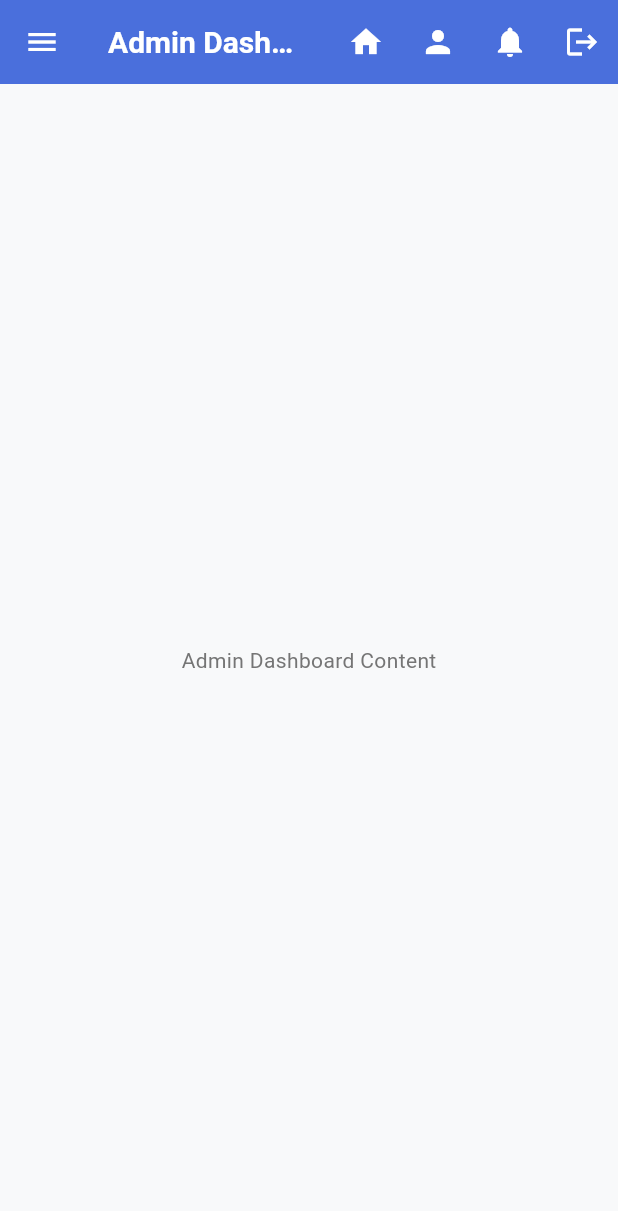
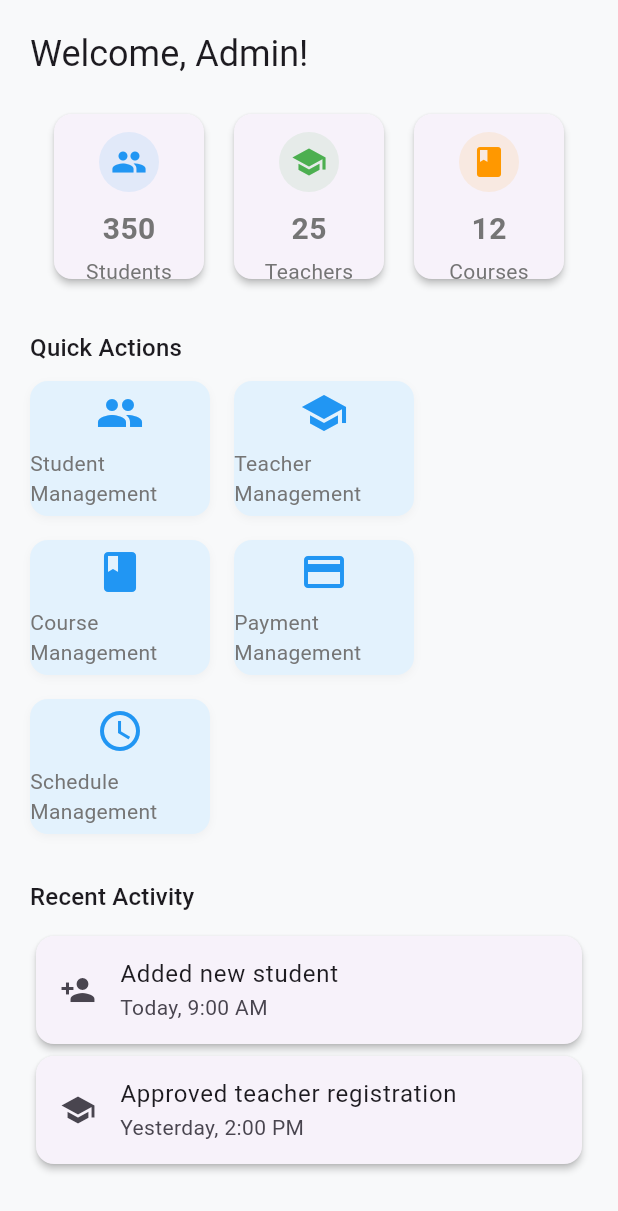
Before and after one commit to ismai402/EduTutor-MobileApp, a Flutter app: the AdminDashboard screen opened by its route, on a phone screen of 412 x 824 dp. Shown: the top 1211 px of the screen. Run offline on Flutter 3.47's test engine with Material 3 defaults, Android fonts, the phone set to English and light mode, and no system bars; our stand-ins replace cloud_firestore, firebase_auth, firebase_core; accounts and stored records are empty.

Commit message:
4th commit

```diff
--- a/lib/screens/admin/admin_dashboard.dart
+++ b/lib/screens/admin/admin_dashboard.dart
@@ -1,7 +1,6 @@
+// ignore_for_file: prefer_const_literals_to_create_immutables, prefer_const_constructors, deprecated_member_use
+
 import 'package:flutter/material.dart';
-import 'package:provider/provider.dart';
-import '../../providers/auth_provider.dart';
-import '../../routes/app_routes.dart';
 
 class AdminDashboard extends StatelessWidget {
   const AdminDashboard({super.key});
@@ -9,80 +8,185 @@ class AdminDashboard extends StatelessWidget {
   @override
   Widget build(BuildContext context) {
     return Scaffold(
-      appBar: AppBar(
-        title: const Text('Admin Dashboard'),
-        actions: [
-          IconButton(
-            onPressed: () {},
-            icon: const Icon(Icons.home),
-            tooltip: 'Home',
+      body: SingleChildScrollView(
+        padding: const EdgeInsets.all(20.0),
+        child: Column(
+          crossAxisAlignment: CrossAxisAlignment.start,
+          children: [
+            Text(
+              'Welcome, Admin!',
+              style: Theme.of(context).textTheme.headlineSmall,
             ),
-          IconButton(
-            onPressed: () {},
-            icon: const Icon(Icons.person),
-            tooltip: 'Profile',
+            const SizedBox(height: 20),
+            Row(
+              mainAxisAlignment: MainAxisAlignment.spaceEvenly,
+              children: [
+                AdminStatCard(
+                  icon: Icons.people,
+                  label: 'Students',
+                  value: '350', // Replace with dynamic value
+                  color: Colors.blue,
                 ),
-          IconButton(
-            onPressed: () {},
-            icon: const Icon(Icons.notifications),
-            tooltip: 'Notifications',
+                AdminStatCard(
+                  icon: Icons.school,
+                  label: 'Teachers',
+                  value: '25', // Replace with dynamic value
+                  color: Colors.green,
                 ),
-          IconButton(
-            onPressed: () {
-              Provider.of<AuthProvider>(context, listen: false).logout();
-              Navigator.pushReplacementNamed(context, AppRoutes.login);
-            },
-            icon: const Icon(Icons.logout),
-            tooltip: 'Logout',
+                AdminStatCard(
+                  icon: Icons.book,
+                  label: 'Courses',
+                  value: '12', // Replace with dynamic value
+                  color: Colors.orange,
                 ),
               ],
             ),
-      drawer: Drawer(
-        child: ListView(
-          padding: EdgeInsets.zero,
+            const SizedBox(height: 30),
+            Text(
+              'Quick Actions',
+              style: Theme.of(context).textTheme.titleMedium,
+            ),
+            const SizedBox(height: 10),
+            Wrap(
+              spacing: 16,
+              runSpacing: 16,
               children: [
-            const DrawerHeader(
-              decoration: BoxDecoration(
-                color: Colors.blue,
-              ),
-              child: Text(
-                'Admin Panel',
-                style: TextStyle(color: Colors.white, fontSize: 24),
-              ),
-            ),
-            ListTile(
-              leading: const Icon(Icons.people),
-              title: const Text('Student Management'),
+                AdminQuickAction(
+                  icon: Icons.people,
+                  label: 'Student Management',
                   onTap: () {},
                 ),
-            ListTile(
-              leading: const Icon(Icons.school),
-              title: const Text('Teacher Management'),
+                AdminQuickAction(
+                  icon: Icons.school,
+                  label: 'Teacher Management',
                   onTap: () {},
                 ),
-            ListTile(
-              leading: const Icon(Icons.book),
-              title: const Text('Course Management'),
+                AdminQuickAction(
+                  icon: Icons.book,
+                  label: 'Course Management',
                   onTap: () {},
                 ),
-            ListTile(
-              leading: const Icon(Icons.payment),
-              title: const Text('Payment Management'),
-              onTap: () {
-                Navigator.pushNamed(context, AppRoutes.payment);
-              },
+                AdminQuickAction(
+                  icon: Icons.payment,
+                  label: 'Payment Management',
+                  onTap: () {},
                 ),
-            ListTile(
-              leading: const Icon(Icons.schedule),
-              title: const Text('Schedule Management'),
+                AdminQuickAction(
+                  icon: Icons.schedule,
+                  label: 'Schedule Management',
                   onTap: () {},
                 ),
               ],
             ),
+            const SizedBox(height: 30),
+            Text(
+              'Recent Activity',
+              style: Theme.of(context).textTheme.titleMedium,
             ),
-      body: const Center(
-        child: Text('Admin Dashboard Content'),
+            const SizedBox(height: 10),
+            Card(
+              child: ListTile(
+                leading: const Icon(Icons.person_add),
+                title: const Text('Added new student'),
+                subtitle: const Text('Today, 9:00 AM'),
+              ),
+            ),
+            Card(
+              child: ListTile(
+                leading: const Icon(Icons.school),
+                title: const Text('Approved teacher registration'),
+                subtitle: const Text('Yesterday, 2:00 PM'),
+              ),
+            ),
+          ],
+        ),
       ),
     );
   }
 }
+
+// Admin Stat Card Widget
+class AdminStatCard extends StatelessWidget {
+  final IconData icon;
+  final String label;
+  final String value;
+  final Color color;
+
+  const AdminStatCard({
+    required this.icon,
+    required this.label,
+    required this.value,
+    required this.color,
+    Key? key,
+  }) : super(key: key);
+
+  @override
+  Widget build(BuildContext context) {
+    return Card(
+      elevation: 2,
+      child: Container(
+        width: 100,
+        height: 110,
+        padding: const EdgeInsets.all(12),
+        child: Column(
+          mainAxisAlignment: MainAxisAlignment.center,
+          children: [
+            CircleAvatar(
+              backgroundColor: color.withOpacity(0.1),
+              child: Icon(icon, color: color),
+            ),
+            const SizedBox(height: 10),
+            Text(value,
+                style: TextStyle(fontSize: 20, fontWeight: FontWeight.bold)),
+            const SizedBox(height: 4),
+            Text(label, style: const TextStyle(fontSize: 14)),
+          ],
+        ),
+      ),
+    );
+  }
+}
+
+// Admin Quick Action Widget
+class AdminQuickAction extends StatelessWidget {
+  final IconData icon;
+  final String label;
+  final VoidCallback onTap;
+
+  const AdminQuickAction({
+    required this.icon,
+    required this.label,
+    required this.onTap,
+    Key? key,
+  }) : super(key: key);
+
+  @override
+  Widget build(BuildContext context) {
+    return GestureDetector(
+      onTap: onTap,
+      child: Container(
+        width: 120,
+        height: 90,
+        decoration: BoxDecoration(
+          color: Colors.blue[50],
+          borderRadius: BorderRadius.circular(12),
+          boxShadow: [
+            BoxShadow(
+              color: Colors.grey.withOpacity(0.1),
+              blurRadius: 4,
+              offset: const Offset(0, 2),
+            ),
+          ],
+        ),
+        child: Column(
+          mainAxisAlignment: MainAxisAlignment.center,
+          children: [
+            Icon(icon, size: 32, color: Colors.blue),
+            const SizedBox(height: 8),
+            Text(label, style: const TextStyle(fontSize: 14)),
+          ],
+        ),
+      ),
+    );
+  }
+}
--- /dev/null
+++ b/lib/services/admin_data_service.dart
@@ -0,0 +1,23 @@
+import 'package:cloud_firestore/cloud_firestore.dart';
+
+class AdminDataService {
+  final FirebaseFirestore _firestore = FirebaseFirestore.instance;
+
+  Future<int> getStudentCount() async {
+    final query = await _firestore.collection('Students').get();
+    return query.docs.length;
+  }
+
+  Future<int> getTeacherCount() async {
+    final query = await _firestore
+        .collection('Teachers')
+        .where('role', isEqualTo: 'teacher')
+        .get();
+    return query.docs.length;
+  }
+
+  Future<int> getCourseCount() async {
+    final query = await _firestore.collection('courses').get();
+    return query.docs.length;
+  }
+}
```
Lines whose indentation alone changed are shown as unchanged.
